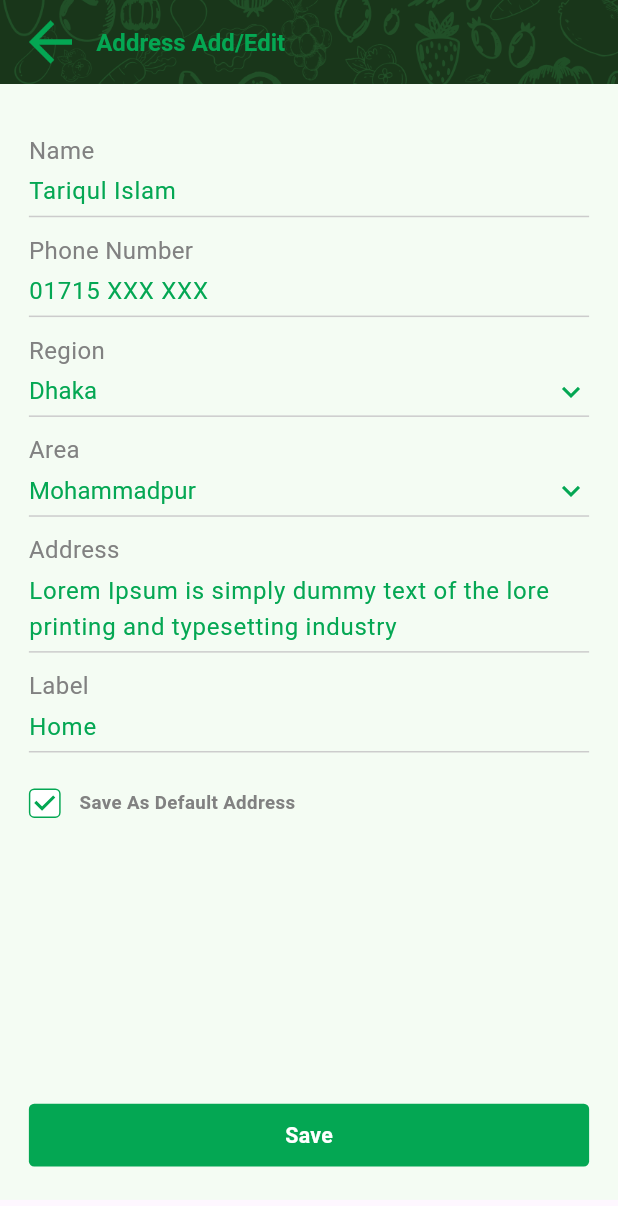
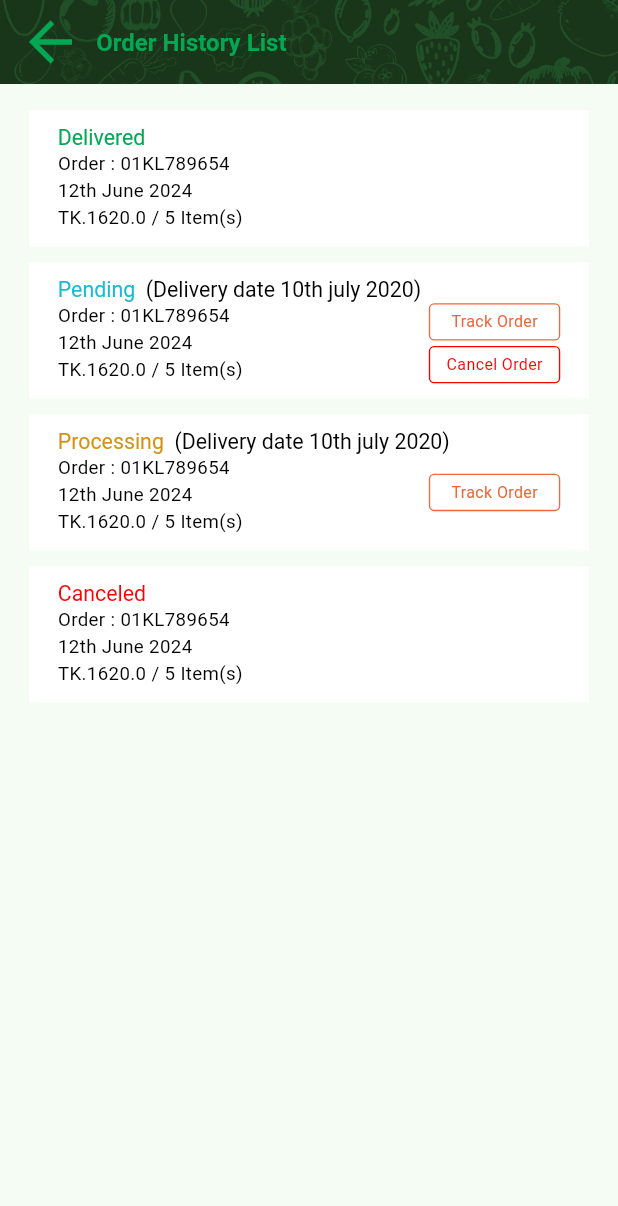
Before and after one commit to mahmudulhn/hortex_ecomarce_demo, a Flutter app: the screen it shows after launch, on a phone screen of 412 x 824 dp. Shown: the top 1206 px of the screen. Run offline on Flutter 3.47's test engine with Material 3 defaults, Android fonts, the phone set to English and light mode, and no system bars; our stand-ins replace flutter_screenutil.

Commit message:
05/11/2024

```diff
--- a/lib/main.dart
+++ b/lib/main.dart
@@ -8,6 +8,7 @@
 import 'package:hortex_ecomarce_demo/screens/home/home_screen.dart';
 import 'package:hortex_ecomarce_demo/screens/login_screen.dart';
 import 'package:hortex_ecomarce_demo/screens/my_account.dart';
+import 'package:hortex_ecomarce_demo/orderHistory/order_history_list_screen.dart';
 import 'package:hortex_ecomarce_demo/screens/otp_screen.dart';
 import 'package:hortex_ecomarce_demo/screens/personal_info.dart';
 import 'package:hortex_ecomarce_demo/screens/productList/product_list_screen.dart';
@@ -35,7 +36,7 @@
               colorScheme: ColorScheme.fromSeed(seedColor: Colors.deepPurple),
               useMaterial3: true,
             ),
-            home: const AddressAddRemoveScreen(),
+            home: OrderHistoryListScreen(),
           );
         });
   }
--- /dev/null
+++ b/lib/orderHistory/order_history_item.dart
@@ -0,0 +1,150 @@
+import 'package:flutter/material.dart';
+import 'package:hortex_ecomarce_demo/core/common_widget/common_button.dart';
+import 'package:flutter_screenutil/flutter_screenutil.dart';
+
+import '../core/app_colors.dart';
+
+class OrderHistoryItem extends StatelessWidget {
+  const OrderHistoryItem(
+      {super.key,
+      required this.status,
+      this.deliveryDate,
+      required this.orderId,
+      required this.orderDate,
+      required this.price,
+      required this.itemCount});
+
+  final String status;
+  final String? deliveryDate;
+  final String orderId;
+  final String orderDate;
+  final double price;
+  final int itemCount;
+
+  @override
+  Widget build(BuildContext context) {
+    return Container(
+      // alignment: Alignment.center,
+      padding: EdgeInsets.symmetric(horizontal: 20.w, vertical: 11.h),
+      color: AppColors.white,
+      child: Column(
+        crossAxisAlignment: CrossAxisAlignment.start,
+        children: [
+          RichText(
+            text: TextSpan(
+              text: status,
+              style: TextStyle(
+                fontWeight: FontWeight.w400,
+                fontSize: 16.sp,
+                color: status == 'Delivered'
+                    ? AppColors.primary
+                    : status == 'Pending'
+                        ? const Color(0XFF17BBD2)
+                        : status == 'Processing'
+                            ? const Color(0XFFD29217)
+                            : const Color(0XFFFF0000),
+              ),
+              children: deliveryDate != null
+                  ? <TextSpan>[
+                      TextSpan(
+                        text: '  $deliveryDate',
+                        style: TextStyle(
+                          fontSize: 16.sp,
+                          fontWeight: FontWeight.w400,
+                          color: AppColors.black,
+                        ),
+                      ),
+                    ]
+                  : null,
+            ),
+          ),
+          Row(
+            children: [
+              Column(
+                crossAxisAlignment: CrossAxisAlignment.start,
+                children: [
+                  Text(
+                    'Order : $orderId',
+                    style: TextStyle(
+                      fontSize: 14.sp,
+                      fontWeight: FontWeight.w400,
+                      color: AppColors.black,
+                    ),
+                  ),
+                  Text(
+                    orderDate,
+                    style: TextStyle(
+                      fontSize: 14.sp,
+                      fontWeight: FontWeight.w400,
+                      color: AppColors.black,
+                    ),
+                  ),
+                  Text(
+                    'TK.$price / $itemCount Item(s)',
+                    style: TextStyle(
+                      fontSize: 14.sp,
+                      fontWeight: FontWeight.w400,
+                      color: AppColors.black,
+                    ),
+                  ),
+                ],
+              ),
+              const Spacer(),
+              Column(
+                children: [
+                  deliveryDate != null
+                      ? Container(
+                          alignment: Alignment.center,
+                          // padding: EdgeInsets.symmetric(horizontal: 10.w),
+                          height: 28.h,
+                          width: 91.w,
+                          decoration: BoxDecoration(
+                            color: AppColors.white,
+                            border: Border.all(
+                                color: const Color(0XFFE96A3D), width: 1.h),
+                            borderRadius: BorderRadius.circular(4.r),
+                          ),
+                          child: Text(
+                            'Track Order',
+                            style: TextStyle(
+                              color: const Color(0XFFE96A3D),
+                              fontSize: 12.sp,
+                              fontWeight: FontWeight.w400,
+                            ),
+                          ),
+                        )
+                      : const SizedBox(),
+                  SizedBox(
+                    height: 4.h,
+                  ),
+                  status == 'Pending'
+                      ? Container(
+                          alignment: Alignment.center,
+                          // padding: EdgeInsets.symmetric(horizontal: 10.w),
+                          height: 28.h,
+                          width: 91.w,
+                          decoration: BoxDecoration(
+                            color: AppColors.white,
+                            border: Border.all(
+                                color: const Color(0XFFFF0000), width: 1.h),
+                            borderRadius: BorderRadius.circular(4.r),
+                          ),
+                          child: Text(
+                            'Cancel Order',
+                            style: TextStyle(
+                              color: const Color(0XFFFF0000),
+                              fontSize: 12.sp,
+                              fontWeight: FontWeight.w400,
+                            ),
+                          ),
+                        )
+                      : const SizedBox(),
+                ],
+              ),
+            ],
+          ),
+        ],
+      ),
+    );
+  }
+}
--- /dev/null
+++ b/lib/orderHistory/order_history_list_screen.dart
@@ -0,0 +1,94 @@
+import 'package:flutter/material.dart';
+import 'package:flutter_screenutil/flutter_screenutil.dart';
+import 'package:hortex_ecomarce_demo/core/app_colors.dart';
+
+import 'package:hortex_ecomarce_demo/core/assets.dart';
+import 'package:hortex_ecomarce_demo/orderHistory/order_history_item.dart';
+
+class OrderHistoryListScreen extends StatelessWidget {
+  const OrderHistoryListScreen({super.key});
+
+  @override
+  Widget build(BuildContext context) {
+    return Scaffold(
+      appBar: AppBar(
+        leadingWidth: 50.w,
+        leading: Container(
+          margin: EdgeInsets.only(left: 20.w),
+          height: 30.h,
+          width: 30.w,
+          child: Image.asset(AssetsPath.backIcon),
+        ),
+        flexibleSpace: Image(
+          image: const AssetImage(AssetsPath.appbarBg),
+          fit: BoxFit.cover,
+          height: 150.h,
+        ),
+        title: Text(
+          'Order History List',
+          style: TextStyle(
+            color: AppColors.primary,
+            fontWeight: FontWeight.w600,
+            fontSize: 18.sp,
+          ),
+        ),
+      ),
+      body: SingleChildScrollView(
+        physics: const BouncingScrollPhysics(),
+        child: Container(
+          color: const Color(0XFFF4FCF3),
+          padding: EdgeInsets.symmetric(horizontal: 20.w),
+          height: MediaQuery.of(context).size.height,
+          child: SingleChildScrollView(
+            child: Column(
+              children: [
+                SizedBox(
+                  height: 20.h,
+                ),
+                const OrderHistoryItem(
+                  status: 'Delivered',
+                  orderId: '01KL789654',
+                  orderDate: '12th June 2024',
+                  price: 1620,
+                  itemCount: 5,
+                ),
+                SizedBox(
+                  height: 12.h,
+                ),
+                const OrderHistoryItem(
+                  status: 'Pending',
+                  deliveryDate: '(Delivery date 10th july 2020)',
+                  orderId: '01KL789654',
+                  orderDate: '12th June 2024',
+                  price: 1620,
+                  itemCount: 5,
+                ),
+                SizedBox(
+                  height: 12.h,
+                ),
+                const OrderHistoryItem(
+                  status: 'Processing',
+                  deliveryDate: '(Delivery date 10th july 2020)',
+                  orderId: '01KL789654',
+                  orderDate: '12th June 2024',
+                  price: 1620,
+                  itemCount: 5,
+                ),
+                SizedBox(
+                  height: 12.h,
+                ),
+                const OrderHistoryItem(
+                  status: 'Canceled',
+                  orderId: '01KL789654',
+                  orderDate: '12th June 2024',
+                  price: 1620,
+                  itemCount: 5,
+                ),
+              ],
+            ),
+          ),
+        ),
+      ),
+    );
+  }
+}
```
Also changed, not shown: lib/screens/address/address_add_remove_screen.dart (renamed from lib/screens/Address/address_add_remove_screen.dart), lib/screens/address/address_item.dart (renamed from lib/screens/Address/address_item.dart), lib/screens/address/saved_address_screen.dart (renamed from lib/screens/Address/saved_address_screen.dart).
